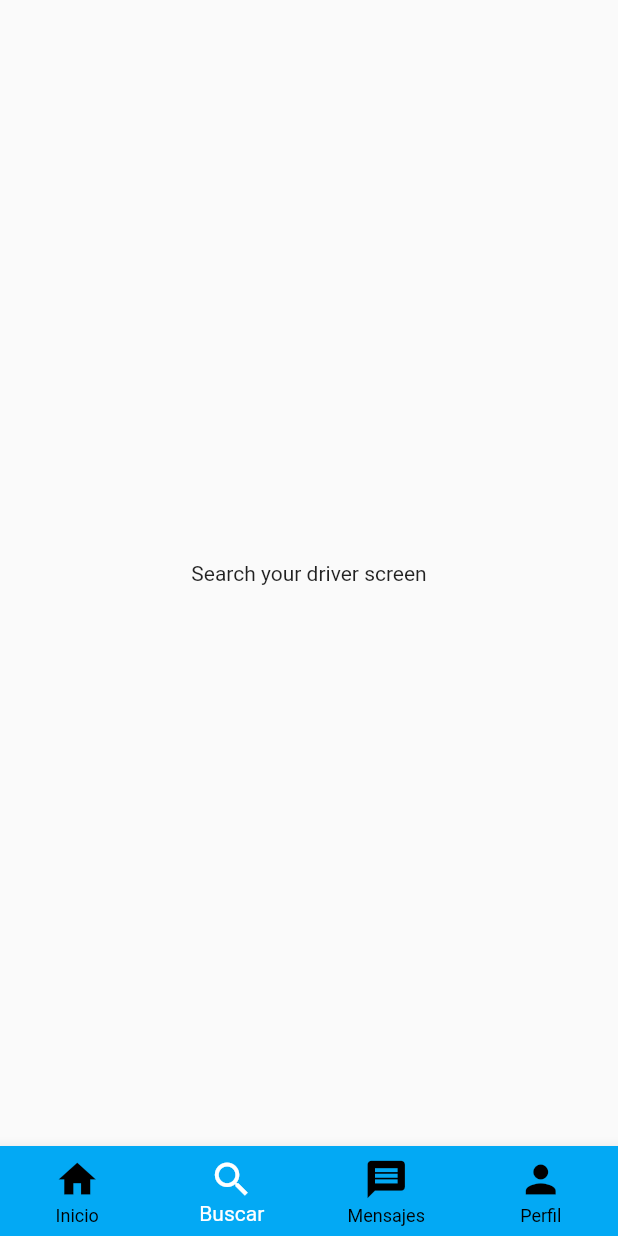
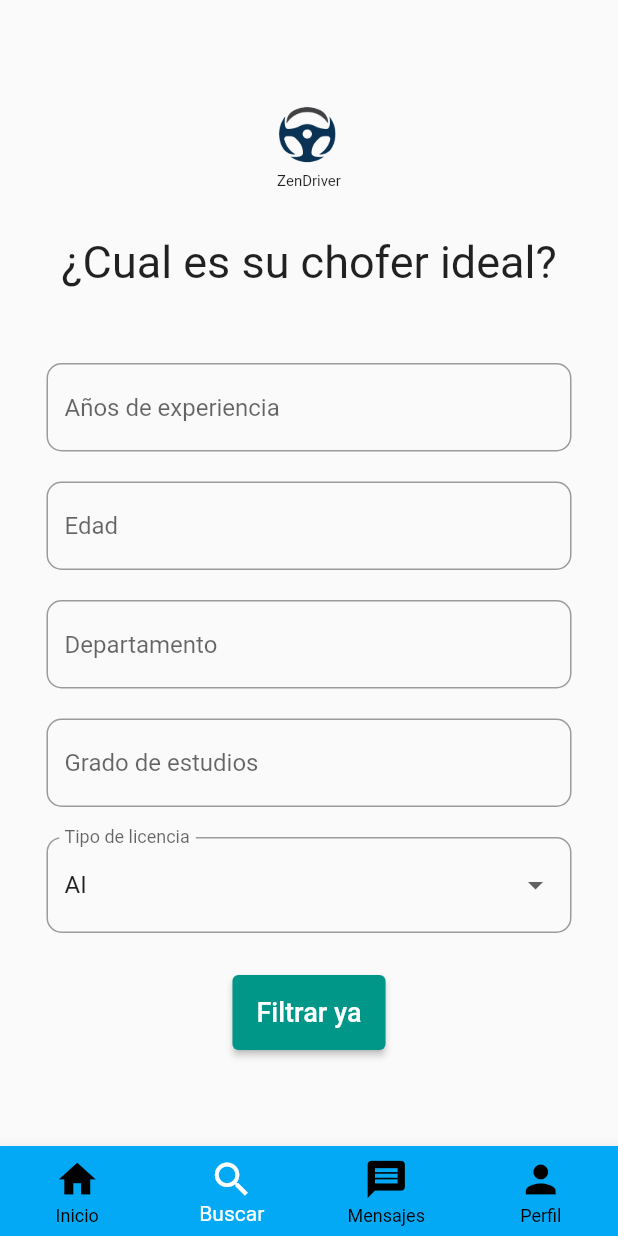
Before and after one commit to Innova-mind/ZenDriver.FlutterApp, a Flutter app: the screen it shows after launch, item 2 of the bottom bar chosen, on a phone screen of 412 x 824 dp. Run offline on Flutter 3.47's test engine with Material 2 defaults, Android fonts, the phone set to English and light mode, and no system bars.

Commit message:
style: added find your driver screen

```diff
--- /dev/null
+++ b/lib/ui/pages/filtered_drivers.dart
@@ -0,0 +1,15 @@
+import 'package:flutter/material.dart';
+
+class FilteredDrivers extends StatefulWidget {
+  const FilteredDrivers({super.key});
+
+  @override
+  State<FilteredDrivers> createState() => _FilteredDriversState();
+}
+
+class _FilteredDriversState extends State<FilteredDrivers> {
+  @override
+  Widget build(BuildContext context) {
+    return const Placeholder();
+  }
+}
--- a/lib/ui/pages/search_your_driver.dart
+++ b/lib/ui/pages/search_your_driver.dart
@@ -8,13 +8,133 @@ class SearchYourDriver extends StatefulWidget {
 }
 
 class _SearchYourDriverState extends State<SearchYourDriver> {
+  final _licenseList = ["AI", "AIIA", "AIIB", "AIIIB", "AIIIA", "AIIIC"];
+  String? selectedlicense = "AI";
+
   @override
   Widget build(BuildContext context) {
-    return const Scaffold(
-      body:
-      Center(
-        child: Text('Search your driver screen'),
+    return Scaffold(
+        body: SingleChildScrollView(
+      child: Column(
+        children: [
+          const SizedBox(
+            height: 65,
+          ),
+          const Column(
+            children: [
+              Image(
+                  image: AssetImage('assets/logo.png'), width: 50, height: 50),
+              Text(
+                'ZenDriver',
+                style: TextStyle(fontSize: 10),
+              ),
+              SizedBox(
+                height: 30,
+              ),
+              Center(
+                child: Text(
+                  '¿Cual es su chofer ideal?',
+                  style: TextStyle(fontSize: 30),
+                ),
+              ),
+            ],
+          ),
+          const SizedBox(
+            height: 50,
+          ),
+          Container(
+            width: 350,
+            child: const TextField(
+              decoration: InputDecoration(
+                border: OutlineInputBorder(
+                  borderRadius: BorderRadius.all(Radius.circular(10)),
+                ),
+                hintText: 'Años de experiencia',
+              ),
+            ),
+          ),
+          const SizedBox(
+            height: 20,
+          ),
+          Container(
+            width: 350,
+            child: const TextField(
+              decoration: InputDecoration(
+                  border: OutlineInputBorder(
+                      borderRadius: BorderRadius.all(Radius.circular(10))),
+                  hintText: 'Edad'),
+            ),
+          ),
+          const SizedBox(
+            height: 20,
+          ),
+          Container(
+            width: 350,
+            child: const TextField(
+              decoration: InputDecoration(
+                  border: OutlineInputBorder(
+                      borderRadius: BorderRadius.all(Radius.circular(10))),
+                  hintText: 'Departamento'),
+            ),
+          ),
+          const SizedBox(
+            height: 20,
+          ),
+          Container(
+            width: 350,
+            child: const TextField(
+              decoration: InputDecoration(
+                  border: OutlineInputBorder(
+                      borderRadius: BorderRadius.all(Radius.circular(10))),
+                  hintText: 'Grado de estudios'),
+            ),
+          ),
+          const SizedBox(
+            height: 20,
+          ),
+          Container(
+            width: 350,
+            child: DropdownButtonFormField(
+                decoration: const InputDecoration(
+                    border: OutlineInputBorder(
+                        borderRadius: BorderRadius.all(Radius.circular(10))),
+                    labelText: 'Tipo de licencia'),
+                icon: const Icon(Icons.arrow_drop_down),
+                value: selectedlicense,
+                items: _licenseList
+                    .map((e) => DropdownMenuItem(
+                          value: e,
+                          child: Text(e),
+                        ))
+                    .toList(),
+                onChanged: (val) {
+                  setState(() {
+                    selectedlicense = val as String;
+                  });
+                }),
+          ),
+          const SizedBox(
+            height: 20,
+          ),
+          ButtonBar(
+            mainAxisSize: MainAxisSize.min,
+            children: [
+              ElevatedButton(
+                  style: ElevatedButton.styleFrom(
+                    minimumSize: const Size(100, 50),
+                    backgroundColor: const Color.fromRGBO(0, 150, 136, 1),
+                  ),
+                  onPressed: () {
+                    //Navigator.pop(context);
+                  },
+                  child: const Text(
+                    'Filtrar ya',
+                    style: TextStyle(fontSize: 18),
+                  )),
+            ],
+          )
+        ],
       ),
-    );
+    ));
   }
 }
--- a/pubspec.yaml
+++ b/pubspec.yaml
@@ -11,6 +11,7 @@ dependencies:
     sdk: flutter
   flutter_launcher_icons: ^0.13.1
 
+
 flutter_icons:
   android: true
   ios: true
@@ -23,3 +24,5 @@ dev_dependencies:
 
 flutter:
   uses-material-design: true
+  assets:
+  - "assets/logo.png"
```
